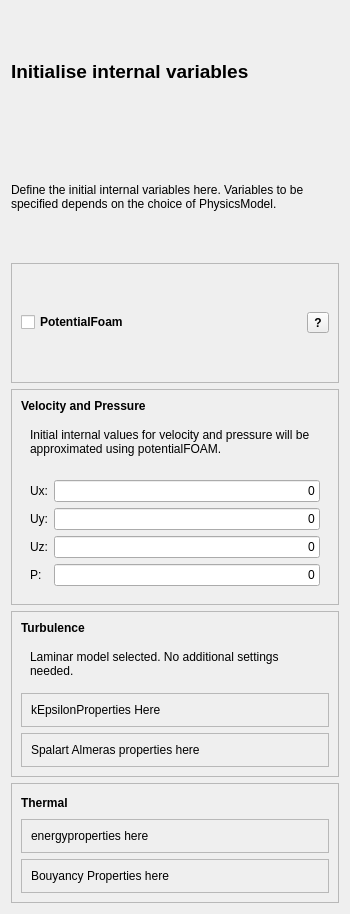
The window that TaskPanelCfdInitialiseInternalField.ui (jaheyns/CfdOF) describes before a commit, drawn with Qt 5.
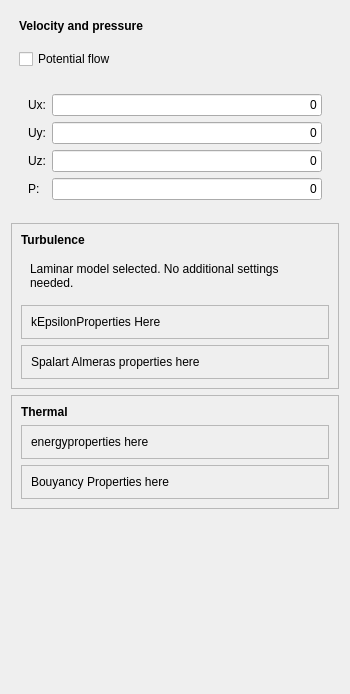
The same window after the commit. Custom widgets are drawn as their Qt base class.

Patch:
```diff
--- a/TaskPanelCfdInitialiseInternalField.ui
+++ b/TaskPanelCfdInitialiseInternalField.ui
@@ -7,23 +7,66 @@
     <x>0</x>
     <y>0</y>
     <width>350</width>
-    <height>914</height>
+    <height>694</height>
    </rect>
   </property>
   <property name="windowTitle">
    <string>Initialise internal flow variables</string>
   </property>
   <layout class="QGridLayout" name="gridLayout_2">
-   <item row="3" column="0">
-    <widget class="QFrame" name="basicPropertiesOverallFrame">
-     <property name="frameShape">
-      <enum>QFrame::StyledPanel</enum>
+   <item row="1" column="0">
+    <layout class="QGridLayout" name="gridLayout_13">
+     <property name="horizontalSpacing">
+      <number>8</number>
      </property>
-     <property name="frameShadow">
-      <enum>QFrame::Raised</enum>
+     <property name="verticalSpacing">
+      <number>16</number>
      </property>
-     <layout class="QGridLayout" name="gridLayout_3">
-      <item row="6" column="0" colspan="2">
+     <property name="margin">
+      <number>8</number>
+     </property>
+     <item row="1" column="0">
+      <widget class="QCheckBox" name="potentialFoamCheckBox">
+       <property name="sizePolicy">
+        <sizepolicy hsizetype="Minimum" vsizetype="Fixed">
+         <horstretch>0</horstretch>
+         <verstretch>0</verstretch>
+        </sizepolicy>
+       </property>
+       <property name="font">
+        <font>
+         <weight>50</weight>
+         <bold>false</bold>
+        </font>
+       </property>
+       <property name="toolTip">
+        <string/>
+       </property>
+       <property name="whatsThis">
+        <string/>
+       </property>
+       <property name="layoutDirection">
+        <enum>Qt::LeftToRight</enum>
+       </property>
+       <property name="text">
+        <string>Potential flow</string>
+       </property>
+      </widget>
+     </item>
+     <item row="0" column="0">
+      <widget class="QLabel" name="label_7">
+       <property name="font">
+        <font>
+         <weight>75</weight>
+         <bold>true</bold>
+        </font>
+       </property>
+       <property name="text">
+        <string>Velocity and pressure</string>
+       </property>
+      </widget>
+     </item>
+     <item row="2" column="0">
        <widget class="QFrame" name="basicPropertiesFrame">
         <property name="frameShape">
          <enum>QFrame::NoFrame</enum>
@@ -32,52 +75,8 @@
          <enum>QFrame::Raised</enum>
         </property>
         <layout class="QGridLayout" name="gridLayout_12">
-         <item row="0" column="0">
-          <widget class="QLabel" name="label_2">
-           <property name="text">
-            <string>Ux:</string>
-           </property>
-          </widget>
-         </item>
-         <item row="0" column="1">
-          <widget class="Gui::InputField" name="Ux">
-           <property name="sizePolicy">
-            <sizepolicy hsizetype="MinimumExpanding" vsizetype="Fixed">
-             <horstretch>0</horstretch>
-             <verstretch>0</verstretch>
-            </sizepolicy>
-           </property>
-           <property name="minimumSize">
-            <size>
-             <width>80</width>
-             <height>20</height>
-            </size>
-           </property>
-           <property name="text">
-            <string>0</string>
-           </property>
-           <property name="alignment">
-            <set>Qt::AlignRight|Qt::AlignTrailing|Qt::AlignVCenter</set>
-           </property>
-           <property name="singleStep" stdset="0">
-            <double>2.000000000000000</double>
-           </property>
-           <property name="maximum" stdset="0">
-            <double>2000000000.000000000000000</double>
-           </property>
-           <property name="unit" stdset="0">
-            <string notr="true">m/s</string>
-           </property>
-           <property name="decimals" stdset="0">
-            <number>5</number>
-           </property>
-           <property name="value" stdset="0">
-            <double>0.000000000000000</double>
-           </property>
-          </widget>
-         </item>
-         <item row="1" column="1">
-          <widget class="Gui::InputField" name="Uy">
+        <item row="3" column="1">
+         <widget class="Gui::InputField" name="pressure">
            <property name="sizePolicy">
             <sizepolicy hsizetype="Preferred" vsizetype="Fixed">
              <horstretch>0</horstretch>
@@ -103,7 +102,7 @@
             <double>2000000000.000000000000000</double>
            </property>
            <property name="unit" stdset="0">
-            <string notr="true">m/s</string>
+           <string notr="true">kg*m/s^2</string>
            </property>
            <property name="decimals" stdset="0">
             <number>5</number>
@@ -150,6 +149,50 @@
            </property>
           </widget>
          </item>
+        <item row="1" column="1">
+         <widget class="Gui::InputField" name="Uy">
+          <property name="sizePolicy">
+           <sizepolicy hsizetype="Preferred" vsizetype="Fixed">
+            <horstretch>0</horstretch>
+            <verstretch>0</verstretch>
+           </sizepolicy>
+          </property>
+          <property name="minimumSize">
+           <size>
+            <width>80</width>
+            <height>20</height>
+           </size>
+          </property>
+          <property name="text">
+           <string>0</string>
+          </property>
+          <property name="alignment">
+           <set>Qt::AlignRight|Qt::AlignTrailing|Qt::AlignVCenter</set>
+          </property>
+          <property name="singleStep" stdset="0">
+           <double>2.000000000000000</double>
+          </property>
+          <property name="maximum" stdset="0">
+           <double>2000000000.000000000000000</double>
+          </property>
+          <property name="unit" stdset="0">
+           <string notr="true">m/s</string>
+          </property>
+          <property name="decimals" stdset="0">
+           <number>5</number>
+          </property>
+          <property name="value" stdset="0">
+           <double>0.000000000000000</double>
+          </property>
+         </widget>
+        </item>
+        <item row="3" column="0">
+         <widget class="QLabel" name="label_5">
+          <property name="text">
+           <string>P:</string>
+          </property>
+         </widget>
+        </item>
          <item row="2" column="0">
           <widget class="QLabel" name="label_4">
            <property name="text">
@@ -164,17 +207,10 @@
            </property>
           </widget>
          </item>
-         <item row="3" column="0">
-          <widget class="QLabel" name="label_5">
-           <property name="text">
-            <string>P:</string>
-           </property>
-          </widget>
-         </item>
-         <item row="3" column="1">
-          <widget class="Gui::InputField" name="pressure">
+        <item row="0" column="1">
+         <widget class="Gui::InputField" name="Ux">
            <property name="sizePolicy">
-            <sizepolicy hsizetype="Preferred" vsizetype="Fixed">
+           <sizepolicy hsizetype="MinimumExpanding" vsizetype="Fixed">
              <horstretch>0</horstretch>
              <verstretch>0</verstretch>
             </sizepolicy>
@@ -198,7 +234,7 @@
             <double>2000000000.000000000000000</double>
            </property>
            <property name="unit" stdset="0">
-            <string notr="true">kg*m/s^2</string>
+           <string notr="true">m/s</string>
            </property>
            <property name="decimals" stdset="0">
             <number>5</number>
@@ -208,11 +244,29 @@
            </property>
           </widget>
          </item>
+        <item row="0" column="0">
+         <widget class="QLabel" name="label_2">
+          <property name="text">
+           <string>Ux:</string>
+          </property>
+         </widget>
+        </item>
         </layout>
        </widget>
       </item>
-      <item row="0" column="0" colspan="2">
-       <widget class="QLabel" name="label_7">
+    </layout>
+   </item>
+   <item row="3" column="0">
+    <widget class="QFrame" name="thermalPropertiesFrame">
+     <property name="frameShape">
+      <enum>QFrame::StyledPanel</enum>
+     </property>
+     <property name="frameShadow">
+      <enum>QFrame::Raised</enum>
+     </property>
+     <layout class="QGridLayout" name="gridLayout_7">
+      <item row="0" column="0">
+       <widget class="QLabel" name="label_13">
         <property name="font">
          <font>
           <weight>75</weight>
@@ -220,73 +274,23 @@
          </font>
         </property>
         <property name="text">
-         <string>Velocity and Pressure</string>
+         <string>Thermal</string>
         </property>
-       </widget>
-      </item>
-      <item row="1" column="0" colspan="2">
-       <widget class="QFrame" name="potentialFoamMessageframe">
-        <property name="frameShape">
-         <enum>QFrame::NoFrame</enum>
-        </property>
-        <property name="frameShadow">
-         <enum>QFrame::Raised</enum>
-        </property>
-        <layout class="QGridLayout" name="gridLayout_11">
-         <item row="0" column="0">
-          <widget class="QLabel" name="label_6">
-           <property name="text">
-            <string>Initial internal values for velocity and pressure will be approximated using potentialFOAM.</string>
-           </property>
-           <property name="wordWrap">
-            <bool>true</bool>
-           </property>
-          </widget>
-         </item>
-        </layout>
-       </widget>
-      </item>
-     </layout>
     </widget>
    </item>
    <item row="2" column="0">
-    <widget class="QFrame" name="potentialFoamFrame">
+       <widget class="QFrame" name="bouyancyFrame">
      <property name="frameShape">
       <enum>QFrame::StyledPanel</enum>
      </property>
      <property name="frameShadow">
       <enum>QFrame::Raised</enum>
      </property>
-     <layout class="QGridLayout" name="gridLayout">
-      <item row="0" column="2">
-       <widget class="QCheckBox" name="potentialFoamCheckBox">
-        <property name="font">
-         <font>
-          <weight>75</weight>
-          <bold>true</bold>
-         </font>
-        </property>
-        <property name="toolTip">
-         <string/>
-        </property>
-        <property name="whatsThis">
-         <string/>
-        </property>
+        <layout class="QGridLayout" name="gridLayout_10">
+         <item row="0" column="0">
+          <widget class="QLabel" name="label_15">
         <property name="text">
-         <string>PotentialFoam</string>
-        </property>
-       </widget>
-      </item>
-      <item row="0" column="3">
-       <widget class="QToolButton" name="potentialFoamQuestion">
-        <property name="font">
-         <font>
-          <weight>75</weight>
-          <bold>true</bold>
-         </font>
-        </property>
-        <property name="text">
-         <string>?</string>
+            <string>Bouyancy Properties here</string>
         </property>
        </widget>
       </item>
@@ -294,16 +298,28 @@
     </widget>
    </item>
    <item row="1" column="0">
-    <widget class="QLabel" name="label_9">
+       <widget class="QFrame" name="energyFrame">
+        <property name="frameShape">
+         <enum>QFrame::StyledPanel</enum>
+        </property>
+        <property name="frameShadow">
+         <enum>QFrame::Raised</enum>
+        </property>
+        <layout class="QGridLayout" name="gridLayout_9">
+         <item row="0" column="0">
+          <widget class="QLabel" name="label_14">
      <property name="text">
-      <string>Define the initial internal variables here. Variables to be specified depends on the choice of PhysicsModel.</string>
-     </property>
-     <property name="wordWrap">
-      <bool>true</bool>
-     </property>
-    </widget>
-   </item>
-   <item row="4" column="0">
+            <string>energyproperties here</string>
+           </property>
+          </widget>
+         </item>
+        </layout>
+       </widget>
+      </item>
+     </layout>
+    </widget>
+   </item>
+   <item row="2" column="0">
     <widget class="QFrame" name="turbulencePropertiesFrame">
      <property name="frameShape">
       <enum>QFrame::StyledPanel</enum>
@@ -312,41 +328,6 @@
       <enum>QFrame::Raised</enum>
      </property>
      <layout class="QGridLayout" name="gridLayout_4">
-      <item row="2" column="0">
-       <widget class="QFrame" name="kEpsilonFrame">
-        <property name="frameShape">
-         <enum>QFrame::StyledPanel</enum>
-        </property>
-        <property name="frameShadow">
-         <enum>QFrame::Raised</enum>
-        </property>
-        <layout class="QGridLayout" name="gridLayout_5">
-         <item row="0" column="0">
-          <widget class="QLabel" name="label_10">
-           <property name="text">
-            <string>kEpsilonProperties Here</string>
-           </property>
-          </widget>
-         </item>
-        </layout>
-       </widget>
-      </item>
-      <item row="0" column="0">
-       <widget class="QLabel" name="label_12">
-        <property name="font">
-         <font>
-          <weight>75</weight>
-          <bold>true</bold>
-         </font>
-        </property>
-        <property name="text">
-         <string>Turbulence</string>
-        </property>
-        <property name="wordWrap">
-         <bool>false</bool>
-        </property>
-       </widget>
-      </item>
       <item row="3" column="0">
        <widget class="QFrame" name="SpalartAlmerasFrame">
         <property name="frameShape">
@@ -366,6 +347,25 @@
         </layout>
        </widget>
       </item>
+      <item row="2" column="0">
+       <widget class="QFrame" name="kEpsilonFrame">
+        <property name="frameShape">
+         <enum>QFrame::StyledPanel</enum>
+        </property>
+        <property name="frameShadow">
+         <enum>QFrame::Raised</enum>
+        </property>
+        <layout class="QGridLayout" name="gridLayout_5">
+         <item row="0" column="0">
+          <widget class="QLabel" name="label_10">
+           <property name="text">
+            <string>kEpsilonProperties Here</string>
+           </property>
+          </widget>
+         </item>
+        </layout>
+       </widget>
+      </item>
       <item row="1" column="0">
        <widget class="QFrame" name="laminarFrame">
         <property name="frameShape">
@@ -388,88 +388,37 @@
         </layout>
        </widget>
       </item>
-     </layout>
-    </widget>
-   </item>
    <item row="0" column="0">
-    <widget class="QLabel" name="label_8">
+       <widget class="QLabel" name="label_12">
      <property name="font">
       <font>
-       <pointsize>14</pointsize>
        <weight>75</weight>
        <bold>true</bold>
       </font>
      </property>
      <property name="text">
-      <string>Initialise internal variables</string>
+         <string>Turbulence</string>
      </property>
      <property name="wordWrap">
-      <bool>true</bool>
+         <bool>false</bool>
      </property>
     </widget>
    </item>
-   <item row="5" column="0">
-    <widget class="QFrame" name="thermalPropertiesFrame">
-     <property name="frameShape">
-      <enum>QFrame::StyledPanel</enum>
-     </property>
-     <property name="frameShadow">
-      <enum>QFrame::Raised</enum>
-     </property>
-     <layout class="QGridLayout" name="gridLayout_7">
-      <item row="0" column="0">
-       <widget class="QLabel" name="label_13">
-        <property name="font">
-         <font>
-          <weight>75</weight>
-          <bold>true</bold>
-         </font>
-        </property>
-        <property name="text">
-         <string>Thermal</string>
-        </property>
-       </widget>
-      </item>
-      <item row="1" column="0">
-       <widget class="QFrame" name="energyFrame">
-        <property name="frameShape">
-         <enum>QFrame::StyledPanel</enum>
-        </property>
-        <property name="frameShadow">
-         <enum>QFrame::Raised</enum>
-        </property>
-        <layout class="QGridLayout" name="gridLayout_9">
-         <item row="0" column="0">
-          <widget class="QLabel" name="label_14">
-           <property name="text">
-            <string>energyproperties here</string>
-           </property>
-          </widget>
-         </item>
         </layout>
        </widget>
       </item>
-      <item row="2" column="0">
-       <widget class="QFrame" name="bouyancyFrame">
-        <property name="frameShape">
-         <enum>QFrame::StyledPanel</enum>
-        </property>
-        <property name="frameShadow">
-         <enum>QFrame::Raised</enum>
-        </property>
-        <layout class="QGridLayout" name="gridLayout_10">
-         <item row="0" column="0">
-          <widget class="QLabel" name="label_15">
-           <property name="text">
-            <string>Bouyancy Properties here</string>
-           </property>
-          </widget>
-         </item>
-        </layout>
-       </widget>
-      </item>
-     </layout>
-    </widget>
+   <item row="4" column="0">
+    <spacer name="verticalSpacer">
+     <property name="orientation">
+      <enum>Qt::Vertical</enum>
+     </property>
+     <property name="sizeHint" stdset="0">
+      <size>
+       <width>20</width>
+       <height>40</height>
+      </size>
+     </property>
+    </spacer>
    </item>
   </layout>
  </widget>
```
Lines whose indentation alone changed are shown as unchanged.
